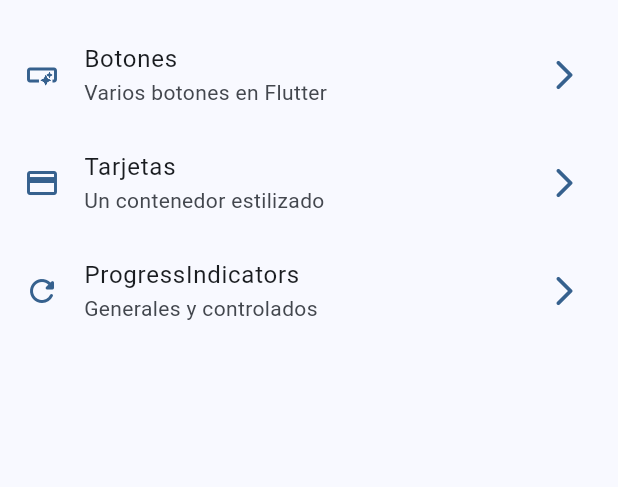
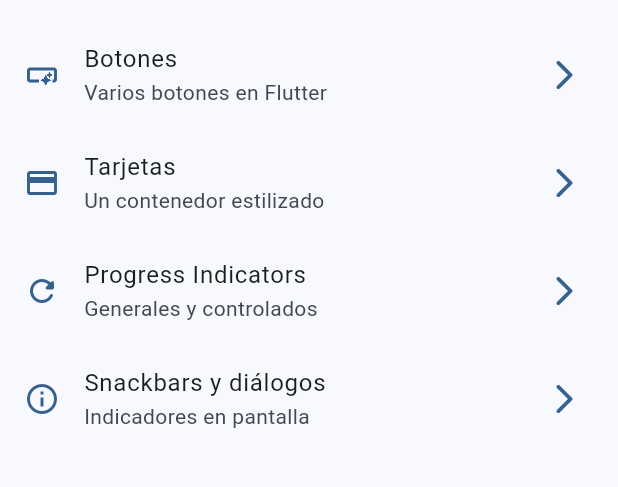
Before and after one commit to MarioCobian09/flutter_material3, a Flutter app: the screen it shows after launch, on a phone screen of 412 x 824 dp, the part 63-550 px from its top. Run offline on Flutter 3.47's test engine with Material 3 defaults, Android fonts, the phone set to English and light mode, and no system bars; our stand-ins replace go_router.

Commit message:
Snackbars dialogs terminado

```diff
--- a/lib/config/menu/menu_items.dart
+++ b/lib/config/menu/menu_items.dart
@@ -24,9 +24,15 @@ const appMenuItems = <MenuItem>[
     icon: Icons.credit_card
   ),
   MenuItem(
-    title: 'ProgressIndicators',
+    title: 'Progress Indicators',
     subTitle: 'Generales y controlados',
     link: '/progress',
     icon: Icons.refresh_rounded
+  ),
+  MenuItem(
+    title: 'Snackbars y diálogos',
+    subTitle: 'Indicadores en pantalla',
+    link: '/snackbars',
+    icon: Icons.info_outline
   )
 ];
--- a/lib/config/router/app_router.dart
+++ b/lib/config/router/app_router.dart
@@ -24,6 +24,11 @@ final appRouter = GoRouter(
       path: '/progress',
       name: ProgressScreen.name,
       builder: (context, state) => ProgressScreen(),
+    ),
+    GoRoute(
+      path: '/snackbars',
+      name: SnackbarScreen.name,
+      builder: (context, state) => SnackbarScreen(),
     )
   ],
 );
--- a/lib/main.dart
+++ b/lib/main.dart
@@ -12,6 +12,7 @@ class MainApp extends StatelessWidget {
   @override
   Widget build(BuildContext context) {
     return MaterialApp.router(
+      title: 'Flutter Widgets',
       routerConfig: appRouter,
       debugShowCheckedModeBanner: false,
       theme: AppTheme( selectedColor: 0 ).getTheme()
```
Also changed, not shown: lib/presentation/screens/snackbar/snackbar_screen.dart (+73 -1 lines).
